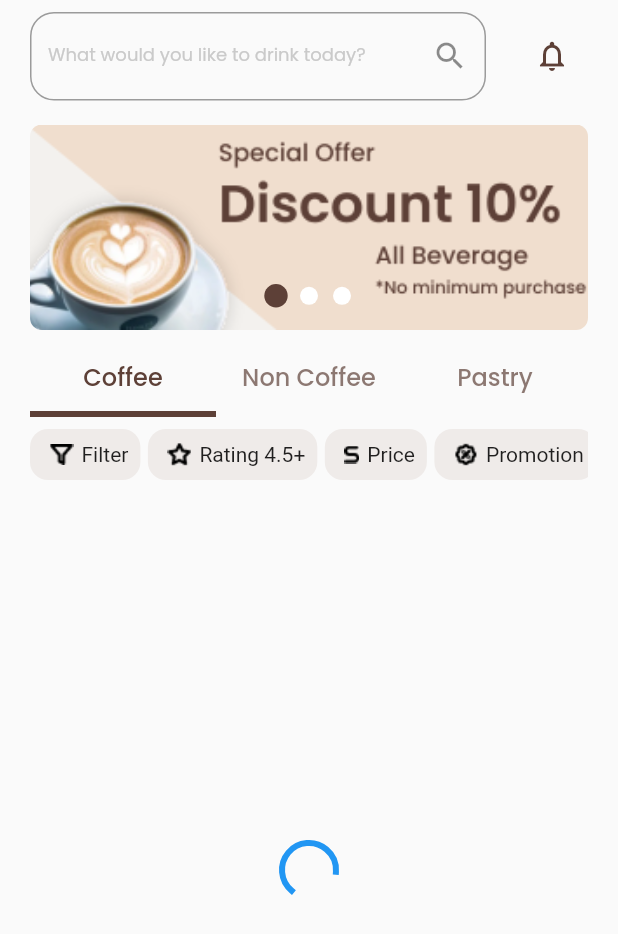
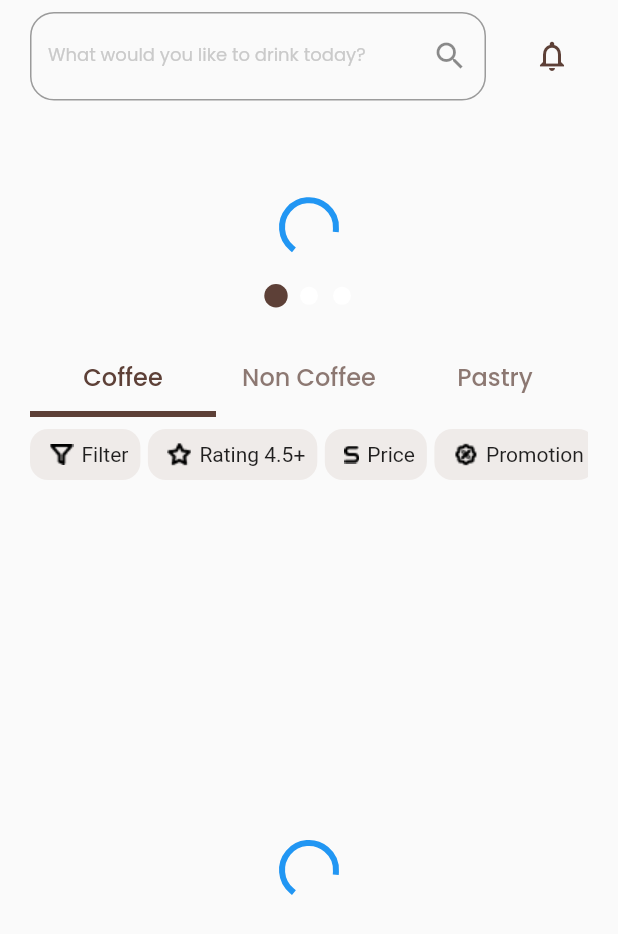
Before and after one commit to Kayky-oliveira7/shopfee_clean_arch, a Flutter app: the first screen one second after launch, on a phone screen of 412 x 824 dp. Shown: the top 934 px of the screen. Run offline on Flutter 3.47's test engine with Material 2 defaults, Android fonts, the phone set to English and light mode, and no system bars; drawn by our look-alikes of smooth_page_indicator; our stand-ins replace flutter_mobx, google_fonts, mobx; generated files the repository leaves out were written again.

Commit message:
Foi conectado o banco de dados com a view e criado a gerencia de estado do catlogo e tambem foi adicionado um dado falso no mock e removido a image como passada como parametro

```diff
--- a/lib/features/components/catalog-view-widget/catalog_widget.dart
+++ b/lib/features/components/catalog-view-widget/catalog_widget.dart
@@ -1,15 +1,19 @@
 import 'package:flutter/material.dart';
+import 'package:flutter_mobx/flutter_mobx.dart';
+import 'package:shopfee_clean_arch/comom/app_state.dart';
 import 'package:shopfee_clean_arch/features/components/catalog-view-widget/catalog_controller_widget.dart';
 import 'package:shopfee_clean_arch/layers/data/datasources/catalog_data_source.dart';
 import 'package:shopfee_clean_arch/layers/data/datasources/mock/catalog_mock_data_source_impl.dart';
 import 'package:shopfee_clean_arch/layers/data/repoistories/catalog_repository_impl.dart';
+import 'package:shopfee_clean_arch/layers/domain/entitys/catalog_entity.dart';
 import 'package:shopfee_clean_arch/layers/domain/repositories/catalogt_repository.dart';
 import 'package:shopfee_clean_arch/layers/domain/usecases/get_catalog_usecase_impl.dart';
 import 'package:smooth_page_indicator/smooth_page_indicator.dart';
 
 class CatalogWidget extends StatefulWidget {
-  final String image;
-  const CatalogWidget({Key? key, required this.image}) : super(key: key);
+  const CatalogWidget({
+    Key? key,
+  }) : super(key: key);
 
   @override
   State<CatalogWidget> createState() => _CatalogWidgetState();
@@ -36,23 +40,10 @@ class _CatalogWidgetState extends State<CatalogWidget> {
   Widget build(BuildContext context) {
     final pages = List.generate(
       3,
-      (index) => Container(
-        decoration: const BoxDecoration(
-          borderRadius: BorderRadius.all(
-            Radius.circular(8),
-          ),
-        ),
-        width: MediaQuery.of(context).size.width,
-        height: 137,
-        child: ClipRRect(
-          borderRadius: const BorderRadius.all(
-            Radius.circular(8),
-          ),
-          child: Image.asset(
-            widget.image,
-            fit: BoxFit.cover,
-          ),
-        ),
+      (index) => Observer(
+        builder: (_) {
+          return _renderBody(_catalogControllerWidget.state);
+        },
       ),
     );
     return Scaffold(
@@ -98,6 +89,44 @@ class _CatalogWidgetState extends State<CatalogWidget> {
     );
   }
 
+  Widget _renderBody(AppState state) {
+    if (state is LoadingAppState) {
+      return _load();
+    } else {
+      return _catalogView(_catalogControllerWidget.state);
+    }
+  }
+
+  Widget _load() {
+    return const Center(
+      child: CircularProgressIndicator(),
+    );
+  }
+
+  Widget _catalogView(AppState state) {
+    if (state is DataAppState<CatalogEntity>) {
+      return Container(
+        decoration: const BoxDecoration(
+          borderRadius: BorderRadius.all(
+            Radius.circular(8),
+          ),
+        ),
+        width: MediaQuery.of(context).size.width,
+        height: 137,
+        child: ClipRRect(
+          borderRadius: const BorderRadius.all(
+            Radius.circular(8),
+          ),
+          child: Image.asset(
+            state.data.image,
+            fit: BoxFit.cover,
+          ),
+        ),
+      );
+    }
+    return Container();
+  }
+
   Widget _size(double height) {
     return SizedBox(height: height);
   }
--- a/lib/features/pages/home_page.dart
+++ b/lib/features/pages/home_page.dart
@@ -31,9 +31,7 @@ class _HomePageState extends State<HomePage> {
                     _size(16, null),
                     const SizedBox(
                       height: 137,
-                      child: CatalogWidget(
-                        image: "assets/images/coffee_image.png",
-                      ),
+                      child: CatalogWidget(),
                     ),
                     _size(8, null),
                     const ProductSelectionWidget(),
--- a/lib/layers/data/datasources/mock/catalog_mock_data_source_impl.dart
+++ b/lib/layers/data/datasources/mock/catalog_mock_data_source_impl.dart
@@ -5,7 +5,9 @@ class CatlogMockDataSourceImpl implements CatalogDataSource {
   @override
   Future<CatalogModel> getImageCatolog() {
     return Future.delayed(Duration(seconds: 4)).then(
-      (value) => CatalogModel(""),
+      (value) => CatalogModel(
+        "assets/images/coffee_image.png",
+      ),
     );
   }
 }
--- a/lib/layers/data/models/catalog_model.dart
+++ b/lib/layers/data/models/catalog_model.dart
@@ -0,0 +1,5 @@
+class CatalogModel {
+  final String image;
+
+  CatalogModel(this.image);
+}
--- a/lib/layers/domain/entitys/catalog_entity.dart
+++ b/lib/layers/domain/entitys/catalog_entity.dart
@@ -0,0 +1,5 @@
+class CatalogEntity {
+  final String image;
+
+  CatalogEntity(this.image);
+}
--- a/lib/layers/domain/mappers/catalog_model_to_entity_mapper.dart
+++ b/lib/layers/domain/mappers/catalog_model_to_entity_mapper.dart
@@ -0,0 +1,12 @@
+import 'package:shopfee_clean_arch/layers/data/models/catalog_model.dart';
+import 'package:shopfee_clean_arch/layers/domain/entitys/catalog_entity.dart';
+
+class CatalogModelToEntityMapper {
+  final CatalogModel _catalogModel;
+
+  CatalogModelToEntityMapper(this._catalogModel);
+
+  CatalogEntity toEntity() {
+    return CatalogEntity(_catalogModel.image);
+  }
+}
```
